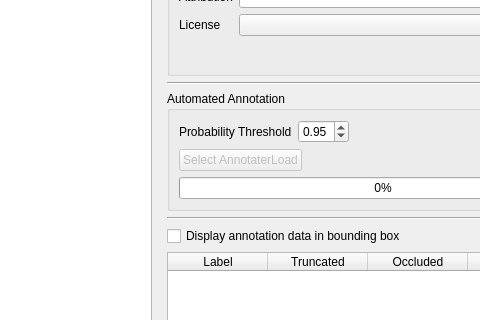
Qt form andenet/gui/annotation_widget.ui (persts/BBoxEE) before a commit; both pictures show x 557 to 1037 and y 141 to 461 of the 1176 by 660 pixel window.
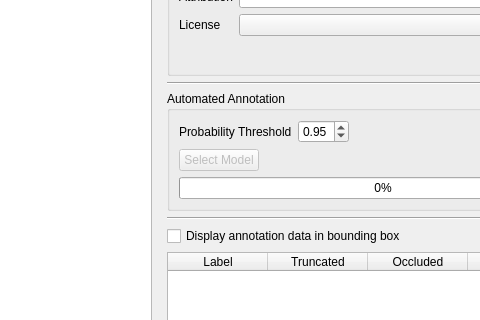
The same form after that commit. Icons and pictures are not drawn. Custom widgets are drawn as their Qt base class.

Commit message: fixed typo and backward compat for license in package widget

```diff
--- a/andenet/gui/annotation_widget.ui
+++ b/andenet/gui/annotation_widget.ui
@@ -377,7 +377,7 @@
               <bool>false</bool>
              </property>
              <property name="text">
-              <string>Select AnnotaterLoad</string>
+              <string>Select Model</string>
              </property>
             </widget>
            </item>
```
The commit also changes 1 other file.
